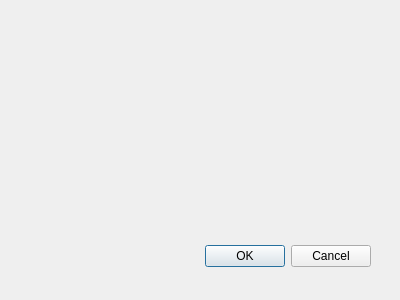
This is thematic_map_loader_dialog_base.ui in Eliska77/ThematicMaps as Qt 5 draws it before an edit. The edited form follows.
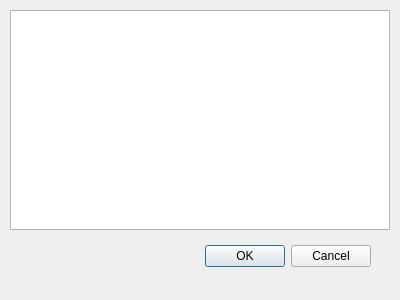
This is the edited form.

Diff of the .ui file:
```diff
--- a/thematic_map_loader_dialog_base.ui
+++ b/thematic_map_loader_dialog_base.ui
@@ -12,6 +12,20 @@
   <property name="windowTitle" >
    <string>Thematic Map Loader</string>
   </property>
+ #<!-- QTreeWidget pro vrstvy -->
+  <widget class="QTreeWidget" name="treeWidget_layers">
+   <property name="geometry">
+    <rect>
+     <x>10</x>
+     <y>10</y>
+     <width>380</width>
+     <height>220</height>
+    </rect>
+   </property>
+   <property name="headerHidden">
+    <bool>true</bool>
+   </property>
+  </widget>
   <widget class="QDialogButtonBox" name="button_box" >
    <property name="geometry" >
     <rect>
```
